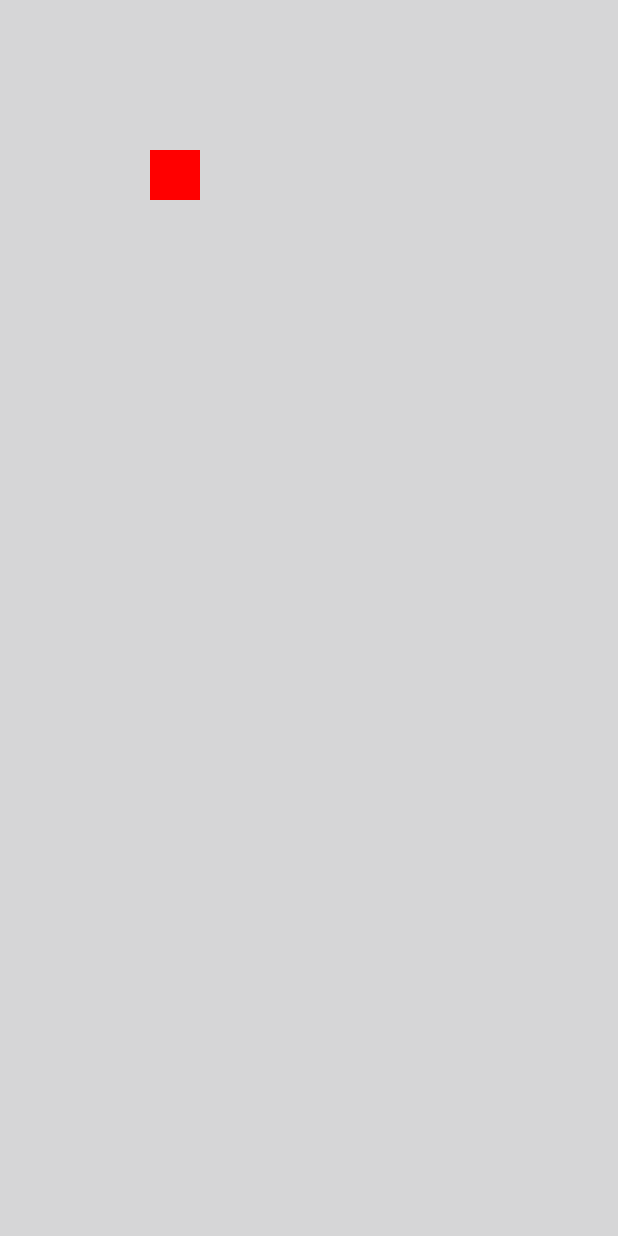
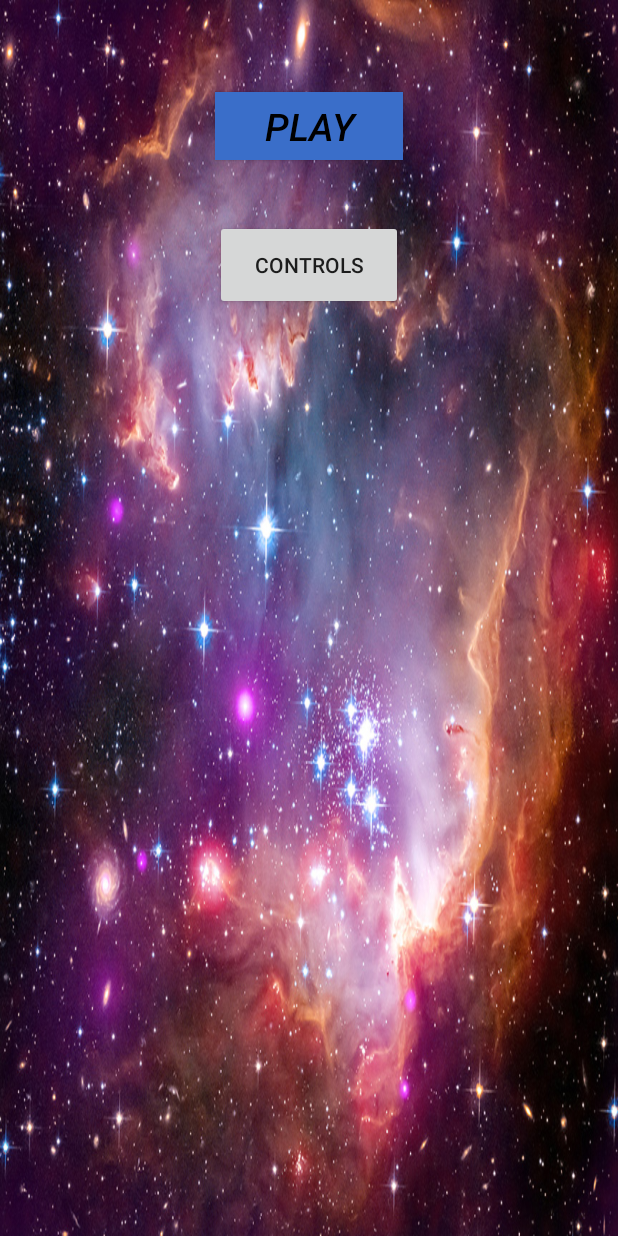
Before and after one commit to OuelletteC/BallGame, an Android app: the screen it shows after launch (MainActivity), on a phone screen of 412 x 824 dp. Before the commit the screen is almost empty. Run offline under Robolectric (Android 15) with nearby library versions, the phone set to English and light mode, and no system bars.

Commit message:
Menu Formatting and play button functionality added

```diff
--- a/app/src/main/AndroidManifest.xml
+++ b/app/src/main/AndroidManifest.xml
@@ -15,6 +15,11 @@
                 <category android:name="android.intent.category.LAUNCHER" />
             </intent-filter>
         </activity>
+        <activity android:name=".GameActivity">
+            <intent-filter>
+                <category android:name="android.intent.category.LAUNCHER" />
+            </intent-filter>
+        </activity>
     </application>
 
 </manifest>
--- a/app/src/main/java/com/example/chris/ballgame/Ball.java
+++ b/app/src/main/java/com/example/chris/ballgame/Ball.java
@@ -11,7 +11,7 @@ import android.hardware.SensorManager;
 
 public class Ball implements SensorEventListener {
 
-    float x = 500, y = 500, v0x = 0, vx = 0, vy = 0, v0y = 0, time = (float).25, accx, accy, ball_size = 35;
+    float x = 250, y = 300, v0x = 0, vx = 0, vy = 0, v0y = 0, time = (float).25, accx, accy, ball_size = 35;
     private int width = 0, height = 0;
     private SensorManager mSensorManager;
     private Sensor mSensor;
@@ -21,7 +21,7 @@ public class Ball implements SensorEventListener {
     public Ball(Context context) {
         mSensorManager = (SensorManager) context.getSystemService(context.SENSOR_SERVICE);
         mSensor = mSensorManager.getDefaultSensor(Sensor.TYPE_ACCELEROMETER);
-        mSensorManager.registerListener(this, mSensor, SensorManager.SENSOR_DELAY_NORMAL);
+        mSensorManager.registerListener(this, mSensor, SensorManager.SENSOR_DELAY_GAME);
     }
 
     public void render(Canvas canvas) {
--- a/app/src/main/java/com/example/chris/ballgame/GameManager.java
+++ b/app/src/main/java/com/example/chris/ballgame/GameManager.java
@@ -26,8 +26,8 @@ public class GameManager extends View {
 
         bgrnd.setBounds(0,0,canvas.getWidth(),canvas.getHeight());
         bgrnd.draw(canvas);
+        ball.render(canvas);
         gumDrop.render(canvas);
-        ball.render(canvas);
 
         invalidate();
     }
--- a/app/src/main/java/com/example/chris/ballgame/MainActivity.java
+++ b/app/src/main/java/com/example/chris/ballgame/MainActivity.java
@@ -1,11 +1,10 @@
 package com.example.chris.ballgame;
 
 import android.app.Activity;
-import android.hardware.Sensor;
-import android.hardware.SensorManager;
 import android.os.Bundle;
 import android.widget.Button;
 import android.view.View;
+import android.content.Intent;
 
 public class MainActivity extends Activity {
 
@@ -15,8 +14,15 @@ public class MainActivity extends Activity {
 
         setContentView(R.layout.activity_main);
 
-        Button b = (Button)findViewById(R.id.PlayButton);
-        setContentView(new GameManager(this));
+        Button playbutton = (Button)findViewById(R.id.PlayButton);
+
+        playbutton.setOnClickListener(new View.OnClickListener() {
+
+            public void onClick(View arg0) {
+                Intent nextScreen = new Intent(getApplicationContext(), GameActivity.class);
+                startActivity(nextScreen);
+            }
+        });
 
     }
 }
--- a/app/src/main/res/layout/activity_main.xml
+++ b/app/src/main/res/layout/activity_main.xml
@@ -8,30 +8,38 @@
     android:paddingRight="@dimen/activity_horizontal_margin"
     android:paddingTop="@dimen/activity_vertical_margin"
     tools:context="com.example.chris.ballgame.MainActivity"
-    android:background="#841b1f20">
+    android:background="@drawable/menubackground">
 
     <Button
         android:layout_width="wrap_content"
         android:layout_height="wrap_content"
         android:text="Play"
         android:id="@+id/PlayButton"
-        android:layout_marginTop="74dp"
-        android:textColor="#d974d9"
-        android:singleLine="true"
+        android:textColor="#000000"
+        android:singleLine="false"
         android:foregroundTint="#55add9"
+        android:background="#3a6ec9"
+        android:clickable="true"
+        android:textSize="25dp"
+        android:textStyle="italic"
+        android:layout_gravity="right"
         android:layout_alignParentTop="true"
         android:layout_centerHorizontal="true"
-        android:background="#4e91cb"
-        android:clickable="true"
-        android:textSize="@dimen/abc_action_button_min_width_overflow_material" />
+        android:layout_marginTop="45dp"
+        android:layout_marginLeft="0dp"
+        android:layout_marginBottom="0dp"
+        android:minWidth="125dp"
+        android:minHeight="45dp" />
 
     <Button
         android:layout_width="wrap_content"
         android:layout_height="wrap_content"
         android:text="Controls"
         android:id="@+id/ControllsButton"
+        android:layout_marginTop="40dp"
         android:layout_below="@+id/PlayButton"
         android:layout_alignRight="@+id/PlayButton"
         android:layout_alignEnd="@+id/PlayButton"
-        android:layout_marginTop="65dp" />
+        android:minWidth="125dp"
+        android:minHeight="60dp" />
 </RelativeLayout>
```
Also changed, not shown: app/src/main/java/com/example/chris/ballgame/GameActivity.java (added, +16 -0 lines), app/src/main/res/drawable-mdpi/menubackground.jpg (added).
